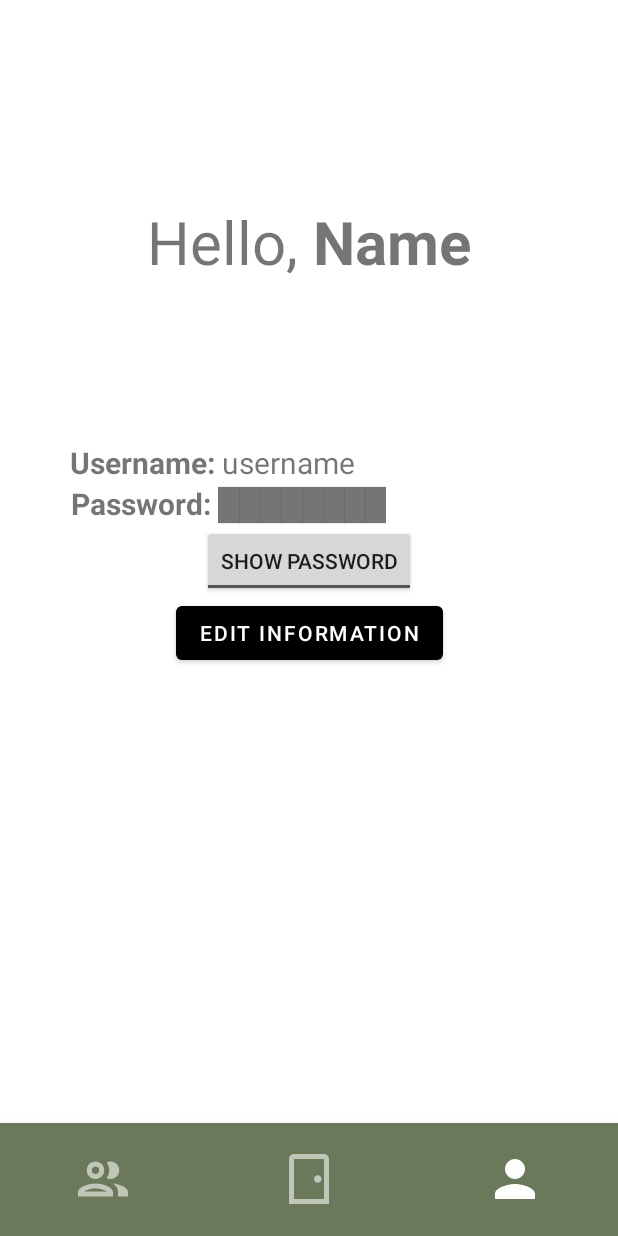
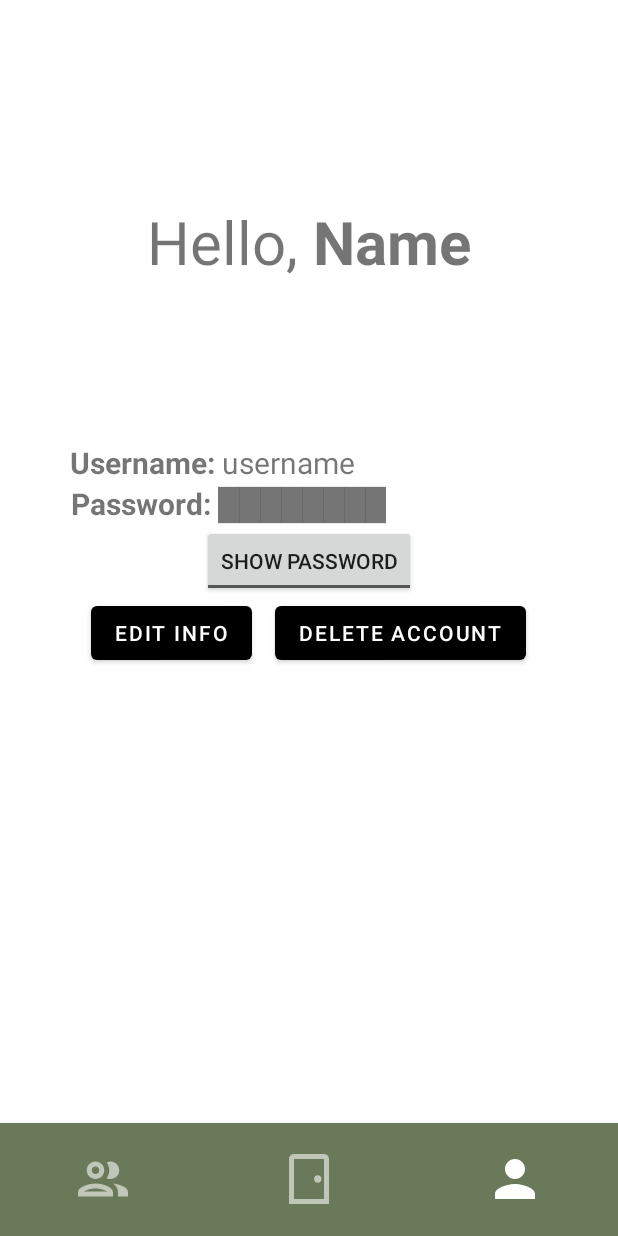
Before and after one commit to 8Autumn8/ReWear, an Android app: the MainActivity screen opened directly, with no data from a screen before it, item 3 of the bottom bar chosen, on a phone screen of 412 x 824 dp. Run offline under Robolectric (Android 15) with nearby library versions, the phone set to English and light mode, and no system bars; 1 statement that could not run was skipped.

Commit message:
Can view profile, edit information, and delete account!

```diff
--- a/app/src/main/AndroidManifest.xml
+++ b/app/src/main/AndroidManifest.xml
@@ -47,6 +47,10 @@
             android:name=".closet.ClosetActivity"
             android:exported="true" >
         </activity>
+        <activity
+            android:name=".editProfile.EditProfileActivity"
+            android:exported="true" >
+        </activity>
     </application>
 
 </manifest>
--- a/app/src/main/java/com/example/rewear/MainActivity.kt
+++ b/app/src/main/java/com/example/rewear/MainActivity.kt
@@ -4,7 +4,7 @@ import android.os.Bundle
 import android.util.Log
 import androidx.appcompat.app.AppCompatActivity
 import androidx.fragment.app.Fragment
-import com.example.rewear.editProfile.EditProfileFragment
+import com.example.rewear.editProfile.EditProfileActivity
 import com.example.rewear.groups.GroupsFragment
 import com.example.rewear.viewUser.ProfileFragment
 import kotlinx.android.synthetic.main.activity_main.*
@@ -24,10 +24,9 @@ class MainActivity : AppCompatActivity(){
 
         val groupsFragment = GroupsFragment()
         val profileFragment = ProfileFragment()
-        val editProfileFragment = EditProfileFragment()
+        val editProfileActivity = EditProfileActivity()
 
         profileFragment.arguments = bundle
-        editProfileFragment.arguments = bundle
         setsCurrentFragment(groupsFragment)
 
         bottom_navigation?.setOnItemSelectedListener{
--- a/app/src/main/java/com/example/rewear/profile/ProfileContract.kt
+++ b/app/src/main/java/com/example/rewear/profile/ProfileContract.kt
@@ -9,5 +9,6 @@ interface ProfileContract {
     }
     interface Presenter {
         fun getCurrentUser(userID: Int): UserData
+        fun deleteCurrentUser(userID: Int)
     }
 }
--- a/app/src/main/java/com/example/rewear/profile/ProfilePresenter.kt
+++ b/app/src/main/java/com/example/rewear/profile/ProfilePresenter.kt
@@ -13,4 +13,8 @@ class ProfilePresenter(
         // user should already exist at this point, so it should return a non-null value
         return db.getUserByID(userID)!!
     }
+
+    override fun deleteCurrentUser(userID: Int) {
+        db.deleteUser(userID)
+    }
 }
--- a/app/src/main/res/layout/fragment_profile.xml
+++ b/app/src/main/res/layout/fragment_profile.xml
@@ -96,14 +96,29 @@
         app:layout_constraintStart_toStartOf="parent"
         app:layout_constraintTop_toBottomOf="@id/passwordDisplay" />
 
-    <Button
-        android:id="@+id/editUserInformationButton"
-        android:layout_width="wrap_content"
+    <RelativeLayout
+        android:id="@+id/editAndDeleteButtons"
+        android:layout_width="match_parent"
         android:layout_height="wrap_content"
-        android:text="Edit information"
+        android:gravity="center_horizontal"
         app:layout_constraintTop_toBottomOf="@+id/showPasswordButton"
         app:layout_constraintStart_toStartOf="parent"
-        app:layout_constraintEnd_toEndOf="parent"/>
+        app:layout_constraintEnd_toEndOf="parent">
+
+        <Button
+            android:id="@+id/editUserInformationButton"
+            android:layout_width="wrap_content"
+            android:layout_height="wrap_content"
+            android:text="Edit Info" />
+        <Button
+            android:id="@+id/deleteUserButton"
+            android:layout_width="wrap_content"
+            android:layout_height="wrap_content"
+            android:text="Delete Account"
+            android:layout_toEndOf="@id/editUserInformationButton"
+            android:layout_marginStart="15dp"/>
+    </RelativeLayout>
+
 
 
 </androidx.constraintlayout.widget.ConstraintLayout>
```
Also changed, not shown: app/src/main/java/com/example/rewear/database/UserDB.kt (+5 -2 lines), app/src/main/java/com/example/rewear/editProfile/EditProfileActivity.kt (added, +83 -0 lines), app/src/main/java/com/example/rewear/editProfile/EditProfileFragment.kt (deleted, +0 -76 lines), app/src/main/java/com/example/rewear/profile/ProfileFragment.kt (+20 -4 lines), app/src/main/res/layout/activity_edit_profile.xml (renamed from app/src/main/res/layout/fragment_edit_profile.xml).
